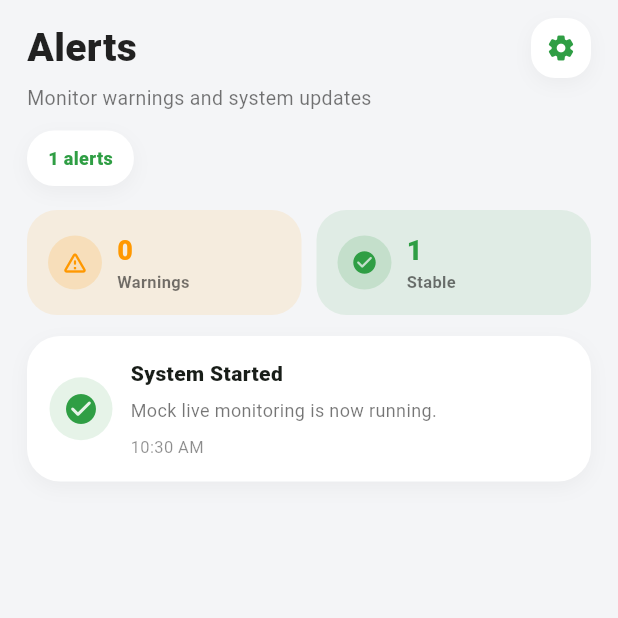
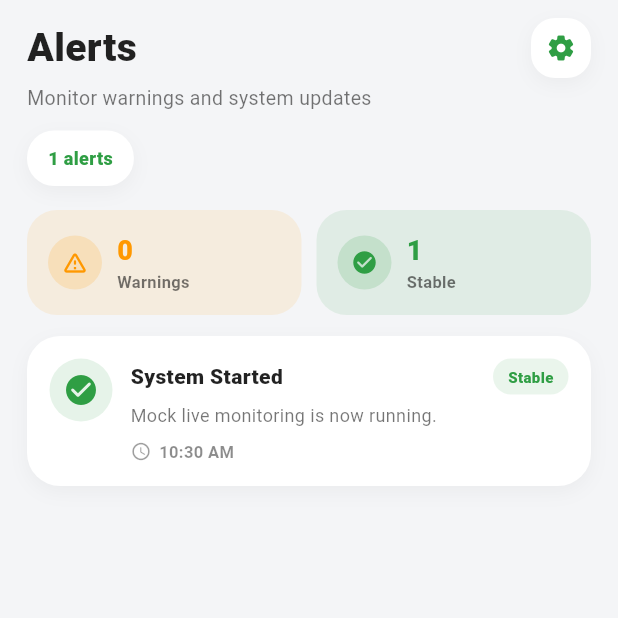
Before and after one commit to Blackcodehihub/cleanroom_monitor, a Flutter app: the AlertsPage screen opened directly, on a phone screen of 412 x 824 dp, the top half of it. Run offline on Flutter 3.47's test engine with Material 3 defaults, Android fonts, the phone set to English and light mode, and no system bars; our stand-ins replace fl_chart, image_picker; Roboto replaces fonts that are missing (Arial).

Commit message:
new updatess

```diff
--- a/lib/alerts_page.dart
+++ b/lib/alerts_page.dart
@@ -1,6 +1,7 @@
 import 'package:flutter/material.dart';
 import 'mock_sensor_service.dart';
 import 'notifications_page.dart';
+import 'profile_service.dart';
 
 class AlertsPage extends StatelessWidget {
   const AlertsPage({super.key});
@@ -49,14 +50,13 @@ class AlertsPage extends StatelessWidget {
                           ),
                         )
                       : ListView.builder(
-                          padding:
-                              const EdgeInsets.fromLTRB(18, 0, 18, 18),
+                          padding: const EdgeInsets.fromLTRB(18, 0, 18, 18),
                           itemCount: alerts.length,
                           itemBuilder: (context, index) {
                             final alert = alerts[index];
+
                             return Padding(
-                              padding:
-                                  const EdgeInsets.only(bottom: 12),
+                              padding: const EdgeInsets.only(bottom: 12),
                               child: _alertCard(service, alert),
                             );
                           },
@@ -70,14 +70,11 @@ class AlertsPage extends StatelessWidget {
     );
   }
 
-  /// 🔥 FIXED HEADER (Aligned with "Alerts")
   Widget _topHeader(BuildContext context, int alertCount) {
     return Column(
       crossAxisAlignment: CrossAxisAlignment.start,
       children: [
-        /// Title + Settings Icon (same row)
         Row(
-          crossAxisAlignment: CrossAxisAlignment.center,
           children: [
             const Expanded(
               child: Text(
@@ -89,8 +86,6 @@ class AlertsPage extends StatelessWidget {
                 ),
               ),
             ),
-
-            /// SETTINGS ICON (TOP RIGHT)
             InkWell(
               borderRadius: BorderRadius.circular(18),
               onTap: () {
@@ -108,7 +103,7 @@ class AlertsPage extends StatelessWidget {
                   borderRadius: BorderRadius.circular(16),
                   boxShadow: [
                     BoxShadow(
-                      color: Colors.black.withOpacity(0.04),
+                      color: Colors.black.withValues(alpha: 0.04),
                       blurRadius: 10,
                       offset: const Offset(0, 4),
                     ),
@@ -123,10 +118,7 @@ class AlertsPage extends StatelessWidget {
             ),
           ],
         ),
-
         const SizedBox(height: 4),
-
-        /// Subtitle
         const Text(
           'Monitor warnings and system updates',
           style: TextStyle(
@@ -134,19 +126,15 @@ class AlertsPage extends StatelessWidget {
             color: Colors.black54,
           ),
         ),
-
         const SizedBox(height: 12),
-
-        /// Alert count pill
         Container(
-          padding:
-              const EdgeInsets.symmetric(horizontal: 14, vertical: 10),
+          padding: const EdgeInsets.symmetric(horizontal: 14, vertical: 10),
           decoration: BoxDecoration(
             color: Colors.white,
             borderRadius: BorderRadius.circular(18),
             boxShadow: [
               BoxShadow(
-                color: Colors.black.withOpacity(0.04),
+                color: Colors.black.withValues(alpha: 0.04),
                 blurRadius: 10,
                 offset: const Offset(0, 4),
               ),
@@ -201,18 +189,19 @@ class AlertsPage extends StatelessWidget {
     return Container(
       padding: const EdgeInsets.all(14),
       decoration: BoxDecoration(
-        color: color.withOpacity(0.10),
+        color: color.withValues(alpha: 0.10),
         borderRadius: BorderRadius.circular(20),
       ),
       child: Row(
         children: [
           CircleAvatar(
             radius: 18,
-            backgroundColor: color.withOpacity(0.16),
+            backgroundColor: color.withValues(alpha: 0.16),
             child: Icon(icon, color: color, size: 18),
           ),
           const SizedBox(width: 10),
-          Column(
+          Expanded(
+            child: Column(
               crossAxisAlignment: CrossAxisAlignment.start,
               children: [
                 Text(
@@ -233,14 +222,15 @@ class AlertsPage extends StatelessWidget {
                 ),
               ],
             ),
+          ),
         ],
       ),
     );
   }
 
-  Widget _alertCard(
-      MockSensorService service, AlertItem alert) {
+  Widget _alertCard(MockSensorService service, AlertItem alert) {
     final color = alert.isWarning ? Colors.orange : primaryGreen;
+    final receiverNumber = ProfileService.instance.contactNumber;
 
     return Container(
       padding: const EdgeInsets.all(15),
@@ -249,17 +239,18 @@ class AlertsPage extends StatelessWidget {
         borderRadius: BorderRadius.circular(22),
         boxShadow: [
           BoxShadow(
-            color: Colors.black.withOpacity(0.04),
+            color: Colors.black.withValues(alpha: 0.04),
             blurRadius: 10,
             offset: const Offset(0, 4),
           ),
         ],
       ),
       child: Row(
+        crossAxisAlignment: CrossAxisAlignment.start,
         children: [
           CircleAvatar(
             radius: 21,
-            backgroundColor: color.withOpacity(0.12),
+            backgroundColor: color.withValues(alpha: 0.12),
             child: Icon(
               alert.isWarning
                   ? Icons.warning_amber_rounded
@@ -272,12 +263,37 @@ class AlertsPage extends StatelessWidget {
             child: Column(
               crossAxisAlignment: CrossAxisAlignment.start,
               children: [
-                Text(
+                Row(
+                  children: [
+                    Expanded(
+                      child: Text(
                         alert.title,
                         style: const TextStyle(
                           fontWeight: FontWeight.w800,
                           fontSize: 14,
+                          color: Colors.black87,
                         ),
+                      ),
+                    ),
+                    Container(
+                      padding: const EdgeInsets.symmetric(
+                        horizontal: 10,
+                        vertical: 5,
+                      ),
+                      decoration: BoxDecoration(
+                        color: color.withValues(alpha: 0.10),
+                        borderRadius: BorderRadius.circular(14),
+                      ),
+                      child: Text(
+                        alert.isWarning ? 'Warning' : 'Stable',
+                        style: TextStyle(
+                          color: color,
+                          fontSize: 10,
+                          fontWeight: FontWeight.w900,
+                        ),
+                      ),
+                    ),
+                  ],
                 ),
                 const SizedBox(height: 6),
                 Text(
@@ -285,15 +301,60 @@ class AlertsPage extends StatelessWidget {
                   style: const TextStyle(
                     color: Colors.black54,
                     fontSize: 12,
+                    height: 1.35,
                   ),
                 ),
+                if (alert.isWarning) ...[
                   const SizedBox(height: 8),
+                  Container(
+                    padding: const EdgeInsets.symmetric(
+                      horizontal: 10,
+                      vertical: 8,
+                    ),
+                    decoration: BoxDecoration(
+                      color: const Color(0xFFF5F6F7),
+                      borderRadius: BorderRadius.circular(14),
+                    ),
+                    child: Row(
+                      children: [
+                        const Icon(
+                          Icons.sms_outlined,
+                          size: 15,
+                          color: primaryGreen,
+                        ),
+                        const SizedBox(width: 7),
+                        Expanded(
+                          child: Text(
+                            'Sent to: $receiverNumber',
+                            style: const TextStyle(
+                              fontSize: 11,
+                              color: Colors.black54,
+                              fontWeight: FontWeight.w800,
+                            ),
+                          ),
+                        ),
+                      ],
+                    ),
+                  ),
+                ],
+                const SizedBox(height: 8),
+                Row(
+                  children: [
+                    const Icon(
+                      Icons.schedule_rounded,
+                      size: 14,
+                      color: Colors.black38,
+                    ),
+                    const SizedBox(width: 5),
                     Text(
                       service.formatTime(alert.timestamp),
                       style: const TextStyle(
                         fontSize: 11,
                         color: Colors.black45,
+                        fontWeight: FontWeight.w600,
                       ),
+                    ),
+                  ],
                 ),
               ],
             ),
```
Also changed, not shown: lib/profile_details_page.dart (+58 -16 lines), lib/threshold_settings_page.dart (+5 -31 lines). Lines whose indentation alone changed are shown as unchanged.
